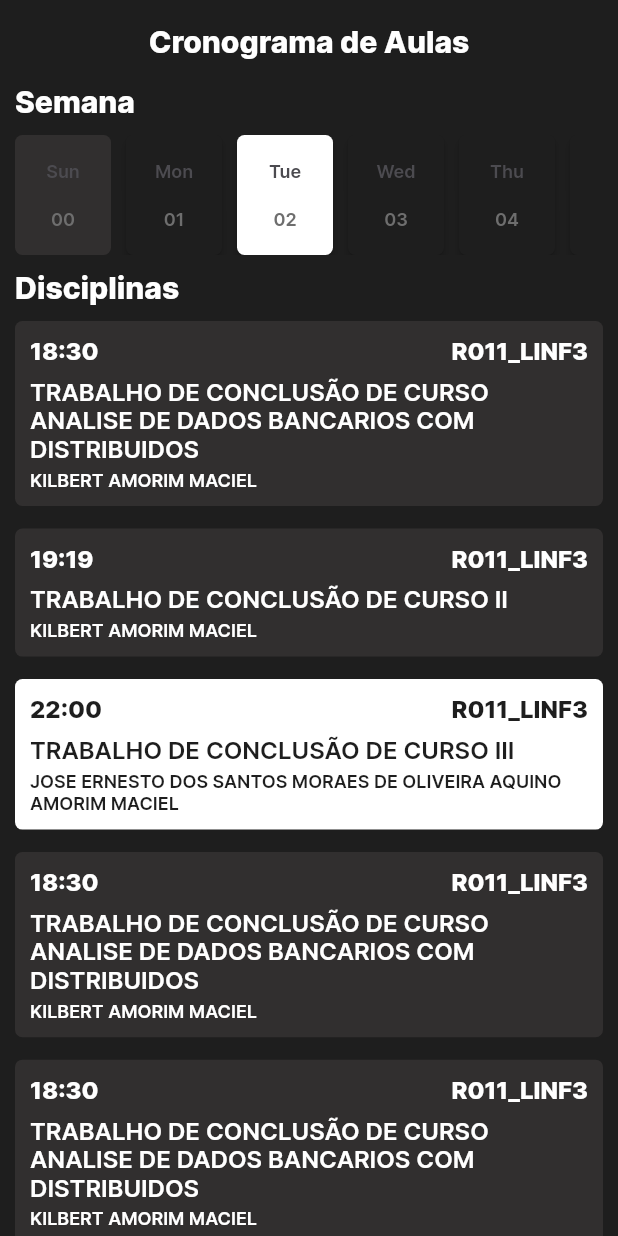
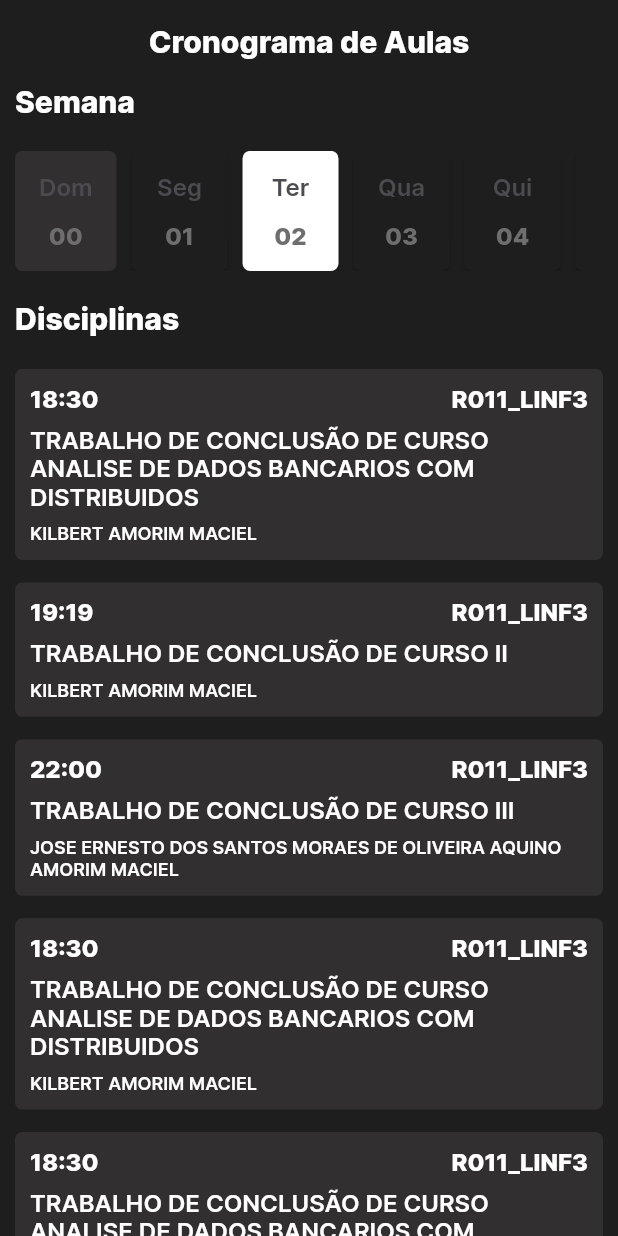
Before and after one commit to ErnestoMoraes/Academico_Mobile, a Flutter app: the SchedulePage screen opened by its route, on a phone screen of 412 x 824 dp. Run offline on Flutter 3.47's test engine with Material 2 defaults, Android fonts, the phone set to English and light mode, and no system bars; our stand-ins replace webview_flutter.

Commit message:
Tela UI de horarios concluida

```diff
--- a/lib/app/core/ui/widgets/my_card.dart
+++ b/lib/app/core/ui/widgets/my_card.dart
@@ -69,7 +69,7 @@ class MyCard extends StatelessWidget {
               ),
             ],
           ),
-          SizedBox(height: context.screenHeight * 0.01),
+          SizedBox(height: context.screenHeight * 0.02),
           Row(
             mainAxisAlignment: MainAxisAlignment.start,
             children: [
--- a/lib/app/pages/schedule/schedule_page.dart
+++ b/lib/app/pages/schedule/schedule_page.dart
@@ -1,3 +1,4 @@
+import 'package:academico_mobile/app/core/ui/helpers/size_extensions.dart';
 import 'package:academico_mobile/app/core/ui/widgets/my_card.dart';
 import 'package:academico_mobile/app/pages/schedule/widgets/line_days.dart';
 import 'package:flutter/material.dart';
@@ -12,13 +13,13 @@ class SchedulePage extends StatelessWidget {
   Widget build(BuildContext context) {
     bool isNow = true;
     List<String> days = [
-      'Sun',
-      'Mon',
-      'Tue',
-      'Wed',
-      'Thu',
-      'Fri',
-      'Sat',
+      'Dom',
+      'Seg',
+      'Ter',
+      'Qua',
+      'Qui',
+      'Sex',
+      'Sab',
     ];
     List<Map<String, dynamic>> horarios = [
       {
@@ -37,7 +38,7 @@ class SchedulePage extends StatelessWidget {
         'professor': 'KILBERT AMORIM MACIEL',
       },
       {
-        'isNow': true,
+        'isNow': false,
         'horario': '22:00',
         'sala': 'R011_LINF3',
         'disciplina': 'TRABALHO DE CONCLUSÃO DE CURSO III',
@@ -86,7 +87,7 @@ class SchedulePage extends StatelessWidget {
                 Text('Semana', style: TextStyles.instance.labelPage),
               ],
             ),
-            const SizedBox(height: 10),
+            SizedBox(height: context.percentWidth(0.05)),
             SizedBox(
               height: 80,
               child: ListView.builder(
@@ -104,13 +105,13 @@ class SchedulePage extends StatelessWidget {
                 },
               ),
             ),
-            const SizedBox(height: 10),
+            SizedBox(height: context.percentWidth(0.05)),
             Row(
               children: [
                 Text('Disciplinas', style: TextStyles.instance.labelPage),
               ],
             ),
-            const SizedBox(height: 10),
+            SizedBox(height: context.percentWidth(0.05)),
             Expanded(
               child: ListView.builder(
                 itemCount: horarios.length,
--- a/lib/app/pages/schedule/widgets/line_days.dart
+++ b/lib/app/pages/schedule/widgets/line_days.dart
@@ -20,7 +20,7 @@ class LineDays extends StatelessWidget {
     return ElevatedButton(
       style: ButtonStyle(
         backgroundColor: MaterialStateProperty.all(
-          nameDay == 'Sun' || nameDay == 'Sat'
+          nameDay == 'Dom' || nameDay == 'Sab'
               ? ColorsApp.instance.cardnoselected
               : isNow!
                   ? ColorsApp.instance.cardwhite
@@ -32,7 +32,7 @@ class LineDays extends StatelessWidget {
           ),
         ),
       ),
-      onPressed: nameDay == 'Sun' || nameDay == 'Sat' ? null : () {
+      onPressed: nameDay == 'Dom' || nameDay == 'Sab' ? null : () {
         print('Clicou no dia $nameDay');
       },
       child: SizedBox(
@@ -42,16 +42,16 @@ class LineDays extends StatelessWidget {
           children: [
             Text(
               nameDay,
-              style: TextStyles.instance.texLabelH5.copyWith(
+              style: TextStyles.instance.texLabelH4.copyWith(
                 color: ColorsApp.instance.labelblack3,
                 fontWeight: TextStyles.instance.textSemiBold.fontWeight,
               ),
             ),
             Text(
               numberDay,
-              style: TextStyles.instance.texLabelH5.copyWith(
+              style: TextStyles.instance.texLabelH4.copyWith(
                 color: ColorsApp.instance.labelblack4,
-                fontWeight: TextStyles.instance.textSemiBold.fontWeight,
+                fontWeight: TextStyles.instance.textExtraBold.fontWeight,
               ),
             ),
           ],
```
